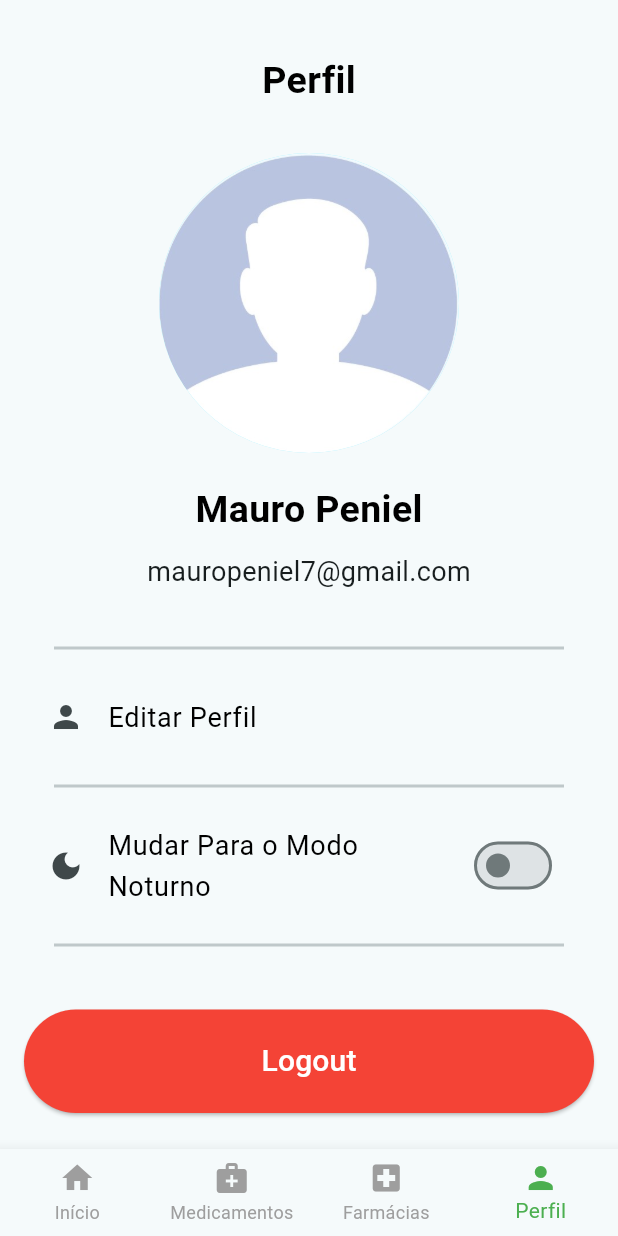
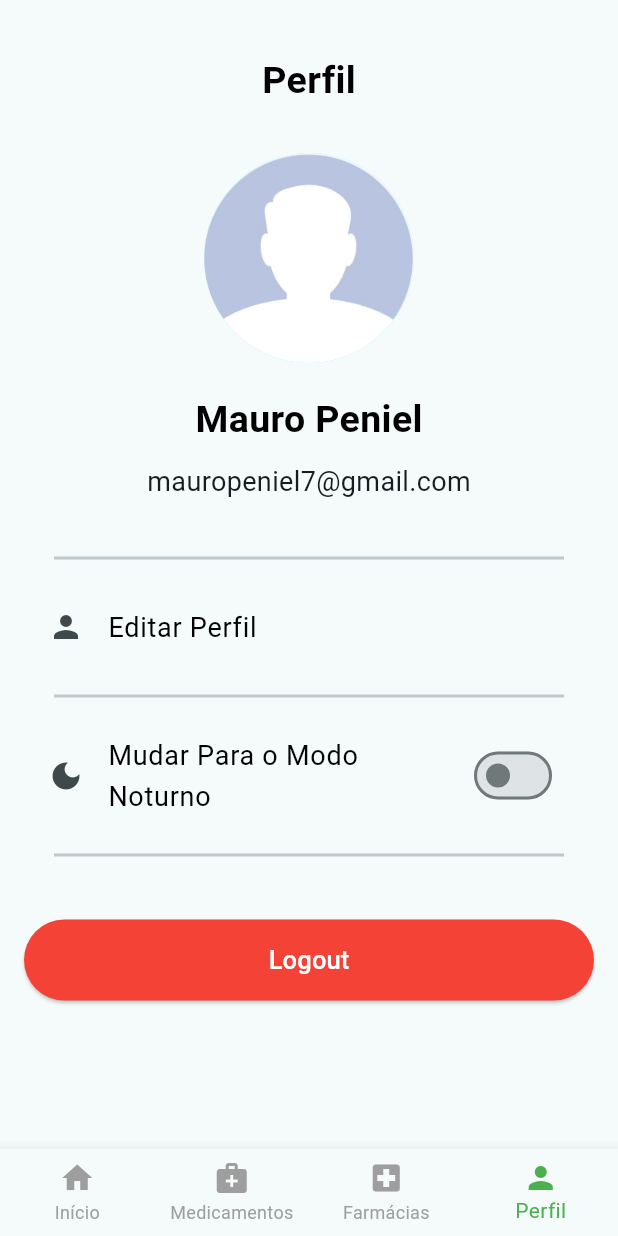
Before and after one commit to restenPiz/healthClick_app, a Flutter app: the Profile screen opened directly, on a phone screen of 412 x 824 dp. Run offline on Flutter 3.47's test engine with Material 3 defaults, Android fonts, the phone set to English and light mode, and no system bars; our stand-ins replace firebase_auth, firebase_core, geolocator, getwidget, google_maps_flutter, google_sign_in and 1 more; missing offline and left inert: laravel_echo; accounts and stored records are empty; network calls fail.

Commit message:
Decreasing the user picture on profile widget

```diff
--- a/healthclick_app/lib/screens/pharmacy/Pharmacy.dart
+++ b/healthclick_app/lib/screens/pharmacy/Pharmacy.dart
@@ -75,7 +75,7 @@ class _PharmacyState extends State<Pharmacy> {
               const SizedBox(height: 20),
               //?ListView of pharmacies
               const Text(
-                "Farmácias Próximass",
+                "Farmácias Próximas",
                 style: TextStyle(fontSize: 18, fontWeight: FontWeight.bold),
               ),
               ListView.builder(
--- a/healthclick_app/lib/screens/profile/Profile.dart
+++ b/healthclick_app/lib/screens/profile/Profile.dart
@@ -38,7 +38,7 @@ class _ProfileState extends State<Profile> {
               const SizedBox(height: 30),
               const Center(
                 child: CircleAvatar(
-                  radius: 100,
+                  radius: 70,
                   backgroundImage: AssetImage("assets/dif.jpg"),
                 ),
               ),
@@ -109,11 +109,11 @@ class _ProfileState extends State<Profile> {
                   style: ElevatedButton.styleFrom(
                     backgroundColor: Colors.red,
                     foregroundColor: Colors.white,
-                    padding: const EdgeInsets.symmetric(vertical: 20),
+                    padding: const EdgeInsets.symmetric(vertical: 15),
                   ),
                   child: const Text(
                     'Logout',
-                    style: TextStyle(fontSize: 20),
+                    style: TextStyle(fontSize: 17),
                   ),
                 ),
               ),
```
